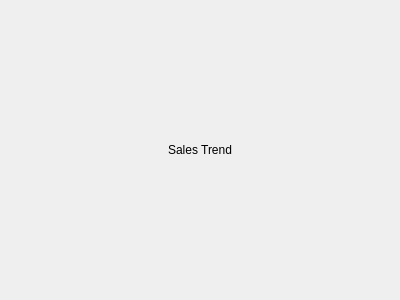
This is Order66Inventory/saletrends.ui in josephtrandev/COMS4103_Project as Qt 5 draws it before an edit. The edited form follows.
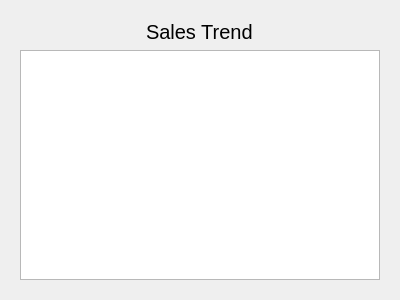
This is the edited form.

```diff
--- a/Order66Inventory/saletrends.ui
+++ b/Order66Inventory/saletrends.ui
@@ -23,11 +23,17 @@
       <layout class="QGridLayout" name="gridLayout_2">
        <item row="0" column="0" alignment="Qt::AlignHCenter">
         <widget class="QLabel" name="label">
+         <property name="styleSheet">
+          <string notr="true">font-size: 20px bold;</string>
+         </property>
          <property name="text">
           <string>Sales Trend</string>
          </property>
         </widget>
        </item>
+       <item row="1" column="0">
+        <widget class="QTableView" name="tableView"/>
+       </item>
       </layout>
      </widget>
     </widget>
```
